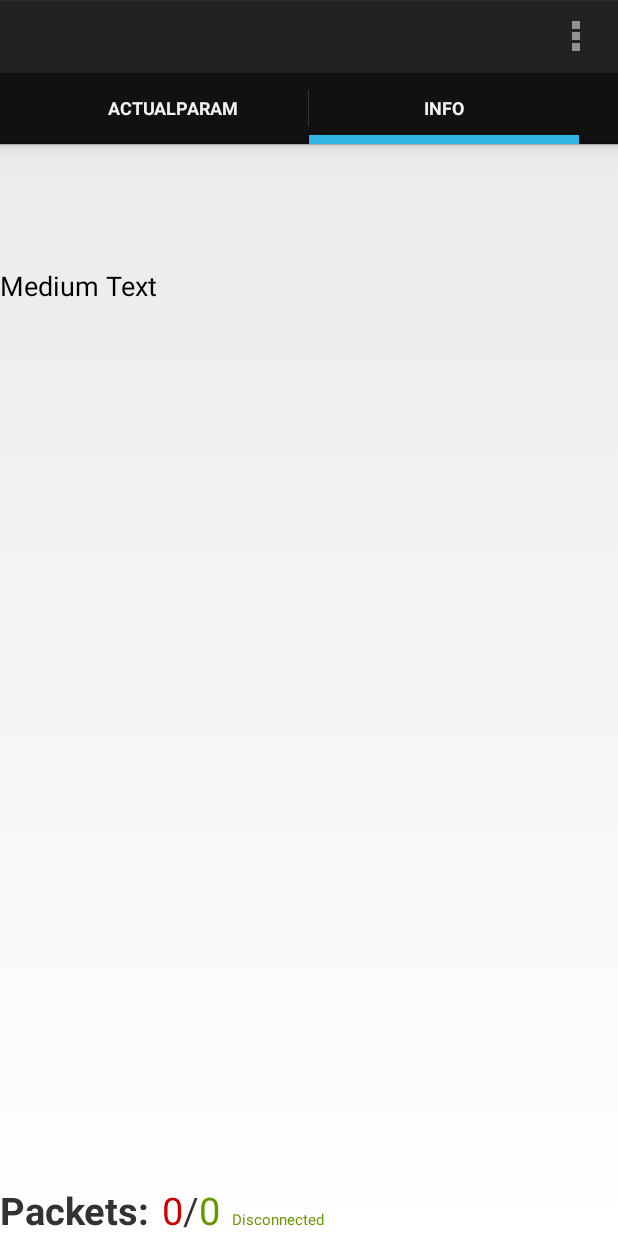
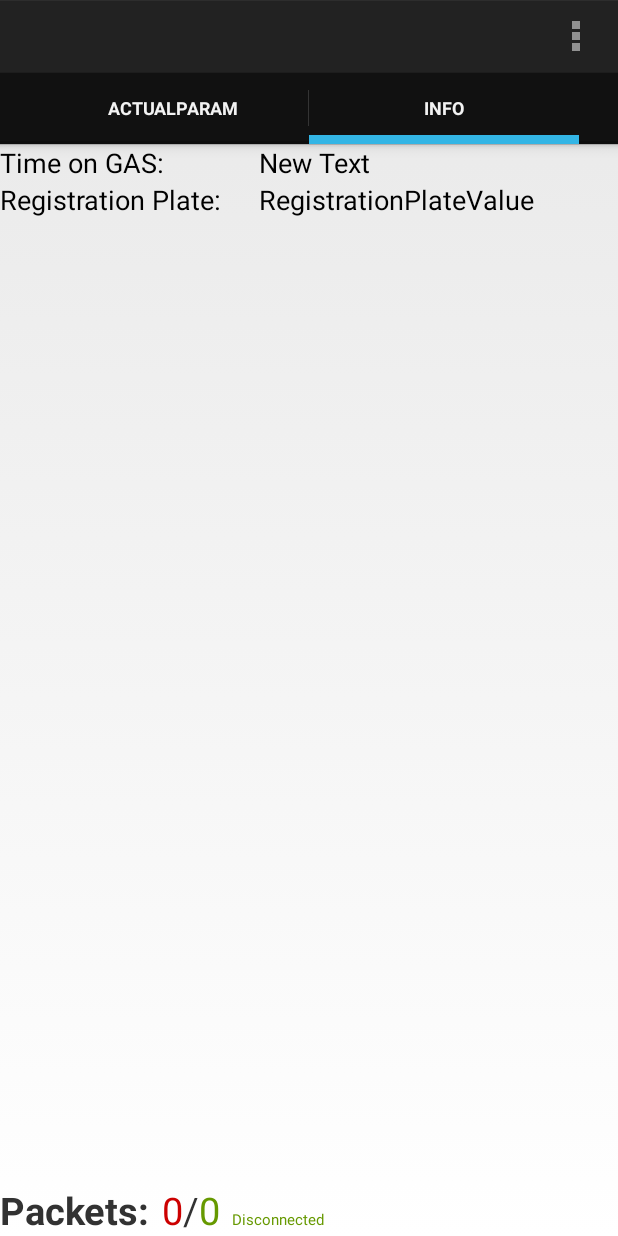
Before and after one commit to mobrembski/KMEBingo, an Android app: the screen it shows after launch (MainActivity), tab 2 chosen, on a phone screen of 412 x 824 dp. Run offline under Robolectric (Android 15) with nearby library versions, the phone set to English and light mode, and no system bars.

Commit message:
Added viewing of Registration Plate saved in controller memory.

```diff
--- a/app/src/main/java/com/mobrembski/kmeviewer/KmeInfoTab.java
+++ b/app/src/main/java/com/mobrembski/kmeviewer/KmeInfoTab.java
@@ -20,9 +20,11 @@ public class KmeInfoTab extends KMEViewerTab {
             main.runOnUiThread(new Runnable() {
                 @Override
                 public void run() {
-                    TextView tv = (TextView) myView.findViewById(R.id.TimeOnGas);
                     KMEDataInfo dtn = KMEDataInfo.GetDataFromByteArray(frame);
-                    tv.setText(String.valueOf(dtn.minutesOnGas));
+                    TextView tv = (TextView) myView.findViewById(R.id.TimeOnGasValue);
+                    tv.setText(String.valueOf(dtn.hoursOnGas+"h "+dtn.minutesOnGas+"min"));
+                    tv = (TextView) myView.findViewById(R.id.RegistrationPlateValue);
+                    tv.setText(dtn.RegistrationPlate);
                 }
             });
     }
--- a/app/src/main/res/layout/kmeinfotab.xml
+++ b/app/src/main/res/layout/kmeinfotab.xml
@@ -3,14 +3,50 @@
     android:layout_width="match_parent"
     android:layout_height="match_parent">
 
-    <TextView
-        android:id="@+id/TimeOnGas"
-        android:layout_width="wrap_content"
-        android:layout_height="wrap_content"
+    <TableLayout
+        android:layout_width="fill_parent"
+        android:layout_height="fill_parent"
         android:layout_alignParentLeft="true"
-        android:layout_alignParentStart="true"
-        android:layout_alignParentTop="true"
-        android:layout_marginTop="82dp"
-        android:text="Medium Text"
-        android:textAppearance="?android:attr/textAppearanceMedium" />
+        android:layout_alignParentStart="true">
+
+        <TableRow
+            android:layout_width="fill_parent"
+            android:layout_height="fill_parent">
+
+            <TextView
+                android:id="@+id/TimeOnGas"
+                android:layout_width="wrap_content"
+                android:layout_height="wrap_content"
+                android:text="Time on GAS:"
+                android:textAppearance="?android:attr/textAppearanceMedium"
+                android:paddingRight="20dp"/>
+
+            <TextView
+                android:layout_width="wrap_content"
+                android:layout_height="wrap_content"
+                android:text="New Text"
+                android:id="@+id/TimeOnGasValue"
+                android:textAppearance="?android:attr/textAppearanceMedium"/>
+        </TableRow>
+
+        <TableRow
+            android:layout_width="fill_parent"
+            android:layout_height="fill_parent">
+
+            <TextView
+                android:layout_width="wrap_content"
+                android:layout_height="wrap_content"
+                android:textAppearance="?android:attr/textAppearanceMedium"
+                android:text="Registration Plate: "
+                android:id="@+id/RegistrationPlate"
+                android:paddingRight="20dp"/>
+
+            <TextView
+                android:layout_width="wrap_content"
+                android:layout_height="wrap_content"
+                android:textAppearance="?android:attr/textAppearanceMedium"
+                android:text="RegistrationPlateValue"
+                android:id="@+id/RegistrationPlateValue" />
+        </TableRow>
+    </TableLayout>
 </RelativeLayout>
```
Also changed, not shown: app/src/main/java/com/mobrembski/kmeviewer/KMEDataInfo.java (+11 -19 lines).
